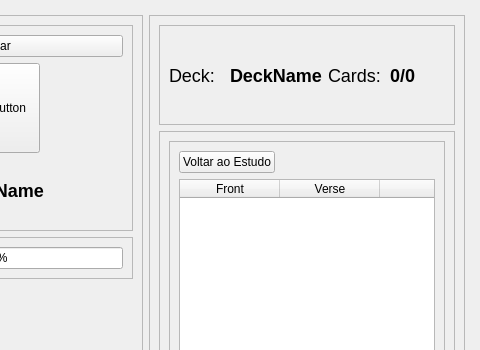
Nbdyleto/PySide6_Self_TCC, file functions/new_flashcards/flashcards_page.ui: the form before one commit; both pictures show x 167 to 647 and y 0 to 350 of the 647 by 468 pixel window.
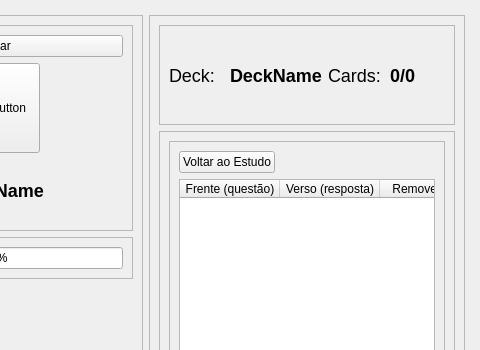
The form after the commit. Icons and pictures are not drawn.

Commit message: [flashcards] small changes in front-end

```diff
--- a/functions/new_flashcards/flashcards_page.ui
+++ b/functions/new_flashcards/flashcards_page.ui
@@ -368,17 +368,17 @@
                    </attribute>
                    <column>
                     <property name="text">
-                     <string>Front</string>
+                     <string>Frente (questão)</string>
                     </property>
                    </column>
                    <column>
                     <property name="text">
-                     <string>Verse</string>
+                     <string>Verso (resposta)</string>
                     </property>
                    </column>
                    <column>
                     <property name="text">
-                     <string> </string>
+                     <string>Remover card</string>
                     </property>
                    </column>
                   </widget>
```
The commit also changes 3 other files.
